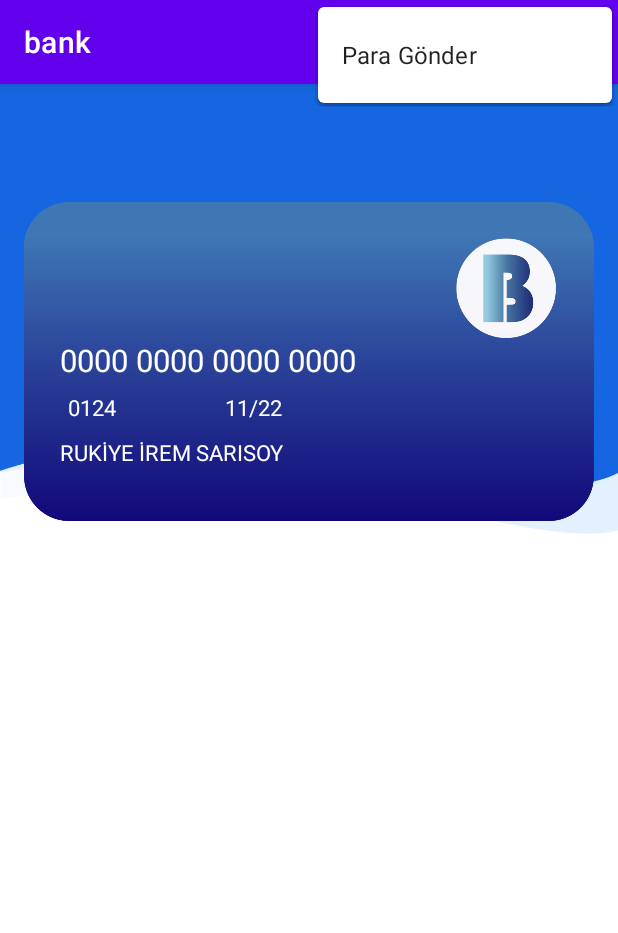
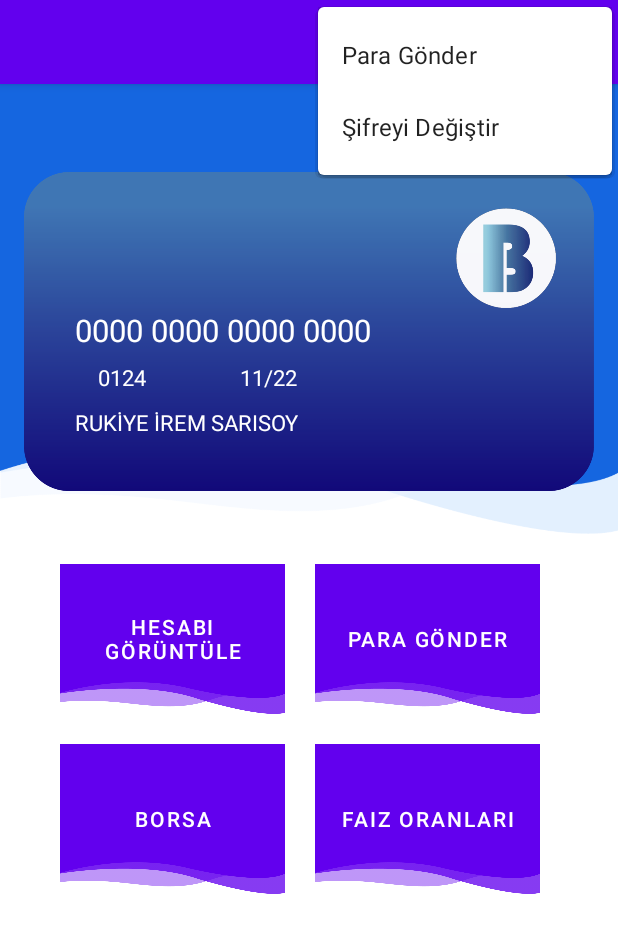
Before and after one commit to irrem/bank-app, an Android app: the screen it shows after launch once a user with an empty profile is signed in (MainActivity), with the options menu open, on a phone screen of 412 x 824 dp. Shown: the top 933 px of the screen. Run offline under Robolectric (Android 15) with nearby library versions, the phone set to English and light mode, and no system bars; our stand-ins replace Firebase (no records; nobody signed in at launch, a user with empty details on screens opened directly).

Commit message:
para gönderme sayfası ve ana sayfa düzenlemeleri yapıldı

```diff
--- a/bank/app/src/main/java/com/example/bank/login.kt
+++ b/bank/app/src/main/java/com/example/bank/login.kt
@@ -29,8 +29,6 @@ class login : AppCompatActivity() {
         }
 
     }
-
-
     fun loginOnClick(view: View){
         email= emailTxt.text.toString()
         password= findViewById<EditText>(R.id.password).text.toString()
@@ -55,4 +53,6 @@ class login : AppCompatActivity() {
         }
     }
 
+
+
 }
--- a/bank/app/src/main/res/layout/activity_main.xml
+++ b/bank/app/src/main/res/layout/activity_main.xml
@@ -4,7 +4,7 @@
     xmlns:tools="http://schemas.android.com/tools"
     android:layout_width="match_parent"
     android:layout_height="match_parent"
-    tools:context=".login">
+    tools:context=".MainActivity">
 
     <RelativeLayout
         android:layout_width="match_parent"
@@ -21,21 +21,16 @@
                     android:layout_width="380dp"
                     android:layout_height="250dp"
                     android:layout_gravity="center_horizontal"
-                    android:layout_marginTop="60dp"
+                    android:layout_marginTop="40dp"
                     android:src="@drawable/card" />
-                <TextView
-                    android:layout_width="wrap_content"
-                    android:layout_height="wrap_content"
-                    android:layout_marginTop="80dp"
 
-                    />
                 <TextView
                     android:id="@+id/musteriIsım"
                     android:layout_width="wrap_content"
                     android:layout_height="wrap_content"
                     android:layout_gravity="left"
-                    android:layout_marginTop="235dp"
-                    android:layout_marginLeft="40dp"
+                    android:layout_marginTop="215dp"
+                    android:layout_marginLeft="50dp"
                     android:fontFamily="sans-serif"
                     android:text="RUKİYE İREM SARISOY"
                     android:textColor="@color/white"
@@ -45,8 +40,8 @@
                     android:layout_width="wrap_content"
                     android:layout_height="wrap_content"
                     android:layout_gravity="left"
-                    android:layout_marginTop="170dp"
-                    android:layout_marginLeft="40dp"
+                    android:layout_marginTop="150dp"
+                    android:layout_marginLeft="50dp"
                     android:fontFamily="sans-serif"
                     android:text="0000 0000 0000 0000"
                     android:textColor="@color/white"
@@ -56,8 +51,8 @@
                     android:layout_width="wrap_content"
                     android:layout_height="wrap_content"
                     android:layout_gravity="left"
-                    android:layout_marginTop="205dp"
-                    android:layout_marginLeft="150dp"
+                    android:layout_marginTop="185dp"
+                    android:layout_marginLeft="160dp"
                     android:fontFamily="sans-serif"
                     android:text="11/22"
                     android:textColor="@color/white"
@@ -67,42 +62,55 @@
                     android:layout_width="wrap_content"
                     android:layout_height="wrap_content"
                     android:layout_gravity="left"
-                    android:layout_marginTop="205dp"
-                    android:layout_marginLeft="45dp"
+                    android:layout_marginTop="185dp"
+                    android:layout_marginLeft="65dp"
                     android:fontFamily="sans-serif"
                     android:text="0124"
                     android:textColor="@color/white"
                     android:textSize="14.5sp" />
             </FrameLayout>
-
-            <RelativeLayout
-                android:layout_width="match_parent"
-                android:layout_height="wrap_content"
-                android:layout_margin="10dp">
-                <LinearLayout
-                    android:id="@+id/linear"
-                    android:layout_width="match_parent"
-                    android:layout_height="wrap_content"
-                    android:orientation="vertical"
-                    android:layout_marginLeft="120dp">
-
-                    <TextView
-                        android:id="@+id/name"
-                        android:layout_width="wrap_content"
-                        android:layout_height="wrap_content"></TextView>
-
-                    <TextView
-                        android:id="@+id/description"
-                        android:layout_width="wrap_content"
-                        android:layout_height="wrap_content"></TextView>
-
-
-                </LinearLayout>
-
-            </RelativeLayout>
-
         </LinearLayout>
 
+        <Button
+            android:id="@+id/sendMoney"
+            android:layout_width="150dp"
+            android:layout_height="100dp"
+            android:layout_marginLeft="210dp"
+            android:layout_marginTop="320dp"
+            android:background="@drawable/blue_bg"
+            android:onClick="sendMoneyFunc"
 
+            android:text="Para Gönder" />
+
+        <Button
+            android:id="@+id/viewMoneyTransfer"
+            android:layout_width="150dp"
+            android:layout_height="100dp"
+            android:layout_marginLeft="40dp"
+            android:layout_marginTop="320dp"
+            android:background="@drawable/blue_bg"
+            android:onClick="viewMoneyTransferFunc"
+            android:text="Hesabı görüntüle" />
+
+            <Button
+                android:id="@+id/sendMoney1"
+                android:layout_width="150dp"
+                android:layout_height="100dp"
+                android:text="Faiz Oranları"
+                android:layout_marginTop="440dp"
+                android:layout_marginLeft="210dp"
+                android:background="@drawable/blue_bg"
+                />
+
+        <Button
+            android:id="@+id/gddj"
+            android:layout_width="150dp"
+            android:layout_height="100dp"
+            android:layout_marginLeft="40dp"
+            android:layout_marginTop="440dp"
+            android:background="@drawable/blue_bg"
+            android:onClick="moneyMood"
+
+            android:text="Borsa" />
     </RelativeLayout>
 </androidx.constraintlayout.widget.ConstraintLayout>
--- a/bank/app/src/main/res/menu/menu.xml
+++ b/bank/app/src/main/res/menu/menu.xml
@@ -1,7 +1,8 @@
 <?xml version="1.0" encoding="utf-8"?>
 <menu xmlns:app="http://schemas.android.com/apk/res-auto"
     xmlns:android="http://schemas.android.com/apk/res/android" >
-    <item android:id="@+id/sendMoney" android:title="Para Gönder"></item>
+    <item android:id="@+id/sendMoneyMenuItem" android:title="Para Gönder"></item>
+    <item android:id="@+id/changePassword" android:title="Şifreyi Değiştir"></item>
     <item android:id="@+id/logout" android:icon="@drawable/logout"
         android:title="logout"
         app:showAsAction="ifRoom"></item>
```
Also changed, not shown: bank/app/src/main/AndroidManifest.xml (+3 -4 lines), bank/app/src/main/java/com/example/bank/MainActivity.kt (+26 -3 lines), bank/app/src/main/java/com/example/bank/MoneyTransfer.kt (added, +24 -0 lines), bank/app/src/main/res/layout/activity_money_transfer.xml (added, +111 -0 lines), bank/app/src/main/res/layout/header.xml (added, +7 -0 lines), bank/app/src/main/res/menu/menu_header.xml (added, +27 -0 lines).
